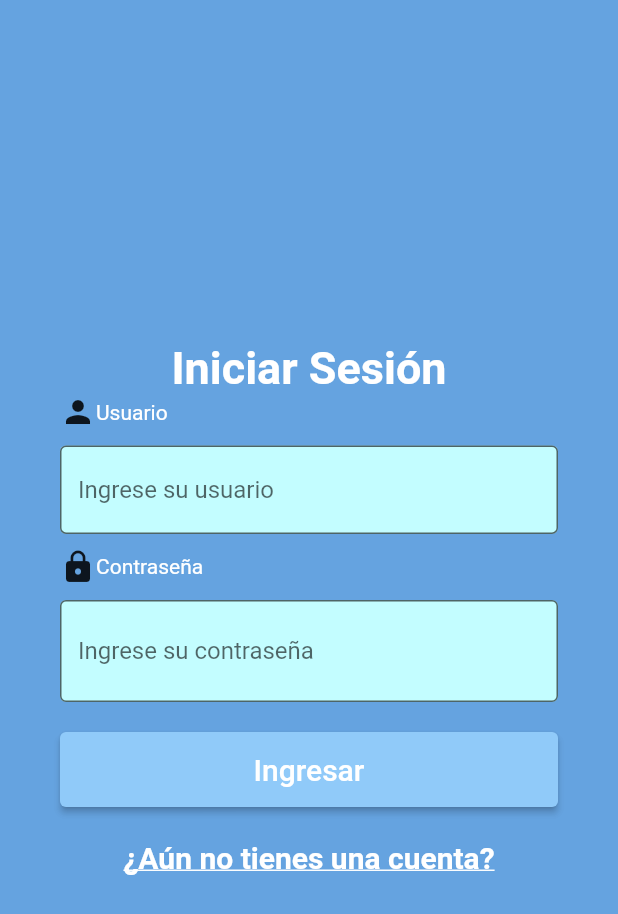
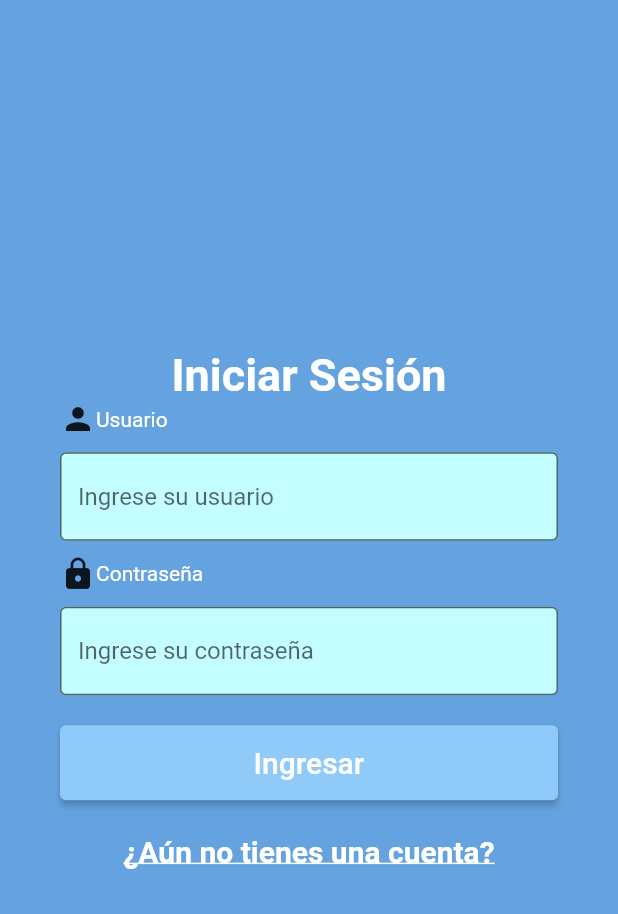
Before and after one commit to jdml-code/sistemas_ciudad_inteligente_visualizador, a Flutter app: the screen it shows after launch, on a phone screen of 412 x 824 dp. Shown: the top 914 px of the screen. Run offline on Flutter 3.47's test engine with Material 2 defaults, Android fonts, the phone set to English and light mode, and no system bars.

Commit message:
anadio widgets a ventana de login

```diff
--- a/lib/widgets/login_widget.dart
+++ b/lib/widgets/login_widget.dart
@@ -1,4 +1,5 @@
 import 'package:flutter/material.dart';
+import 'package:visualizador_eventos/widgets/ingresoDato_widget.dart';
 import 'package:visualizador_eventos/widgets/tituloVista_widget.dart';
 import 'package:visualizador_eventos/widgets/titulo_widget.dart';
 
@@ -18,41 +19,9 @@ class LoginWidget extends StatelessWidget {
           children: [
             const TituloVista(mensaje: 'Iniciar Sesión'),
                 const TituloWidget(mensaje: 'Usuario', icono: Icon(Icons.person)),
-                Padding(
-                  padding: const EdgeInsets.symmetric(horizontal: 40, vertical: 10),
-                  child: TextField(
-                    // onChanged: (value) {
-                      // para no utilizar controller sino el value.
-                      // se debe asignar a una variable
-                    // },
-                    autocorrect: false,
-                    controller: userController,
-                    decoration: const InputDecoration(
-                      fillColor: Color.fromARGB(255, 195, 253, 255),
-                      filled: true,
-                      // prefix: Icon(Icons.person, color: Colors.black,),
-                      border: OutlineInputBorder(),
-                      hintText: "Ingrese su usuario"
-                      // labelText: "Ingrese su usuario"
-
-                    ),
-                  ),
-                ),
+                IngresoDato(varController: userController, autocorrector: false, ocultarTexto: false, mensaje: "Ingrese su usuario", tipoTeclado: TextInputType.text),
                 const TituloWidget(mensaje: 'Contraseña', icono: Icon(Icons.lock)),
-                Padding(
-                  padding: const EdgeInsets.symmetric(horizontal: 40, vertical: 10),
-                  child: TextField(
-                    controller: passController,
-                    obscureText: true, //ocultar contraseña
-                    decoration: const InputDecoration(
-                      fillColor: Color.fromARGB(255, 195, 253, 255),
-                      filled: true,
-                      prefix: Icon(Icons.lock, color: Colors.black,),
-                      border: OutlineInputBorder(),
-                      labelText: "Ingrese su contraseña"
-                    ),
-                  ),
-                ),
+                IngresoDato(varController: passController, autocorrector: false, ocultarTexto: true, mensaje: "Ingrese su contraseña", tipoTeclado: TextInputType.visiblePassword),
                 Padding(
                   padding: const EdgeInsets.symmetric(horizontal: 40, vertical: 10),
                   child: SizedBox(
```
Also changed, not shown: lib/widgets/sigin_widget.dart (line endings or trailing spaces).
